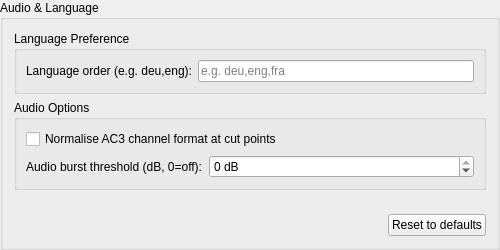
First picture: the form in ui/ttcutsettingsaudio.ui, repository MINIXJR/TTCut-ng, before the edit.
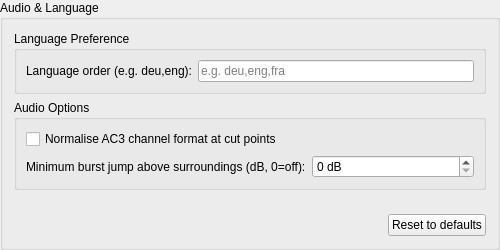
Second picture: the form after the edit.

Commit message: Burst filter: context-relative delta + cut-list refresh on settings save

```diff
--- a/ui/ttcutsettingsaudio.ui
+++ b/ui/ttcutsettingsaudio.ui
@@ -40,14 +40,14 @@
        <layout class="QFormLayout">
         <item row="0" column="0">
          <widget class="QLabel" name="laBurst">
-          <property name="text"><string>Audio burst threshold (dB, 0=off):</string></property>
-          <property name="toolTip"><string>Threshold for audio burst detection, in dB below the audio median. Advert audio that starts before the advert video is detected from this threshold and reported in the cut dialog.</string></property>
+          <property name="text"><string>Minimum burst jump above surroundings (dB, 0=off):</string></property>
+          <property name="toolTip"><string>A burst is reported when its level exceeds the surrounding audio by at least this many dB. Higher = less sensitive; 0 disables the filter (detector decision only).</string></property>
          </widget>
         </item>
         <item row="0" column="1">
-         <widget class="QSpinBox" name="sbBurstThreshold">
-          <property name="minimum"><number>-60</number></property>
-          <property name="maximum"><number>0</number></property>
+         <widget class="QSpinBox" name="sbBurstMinDelta">
+          <property name="minimum"><number>0</number></property>
+          <property name="maximum"><number>60</number></property>
           <property name="suffix"><string> dB</string></property>
           <property name="toolTip"><string>Threshold for audio burst detection, in dB below the audio median. Advert audio that starts before the advert video is detected from this threshold and reported in the cut dialog.</string></property>
          </widget>
```
Left out of the diff: 2 changed lines with no effect on the pictures. The commit also changes 8 other files.
